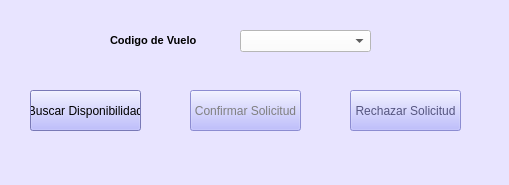
The window that Interfaces Aeropuerto/solicitudesPendientesVuelos.ui (vanesagustin98/Aerocamp) describes before a commit, drawn with Qt 5.
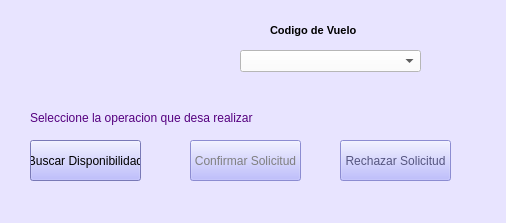
The same window after the commit. Icons and pictures are not drawn.

```diff
--- a/Interfaces Aeropuerto/solicitudesPendientesVuelos.ui
+++ b/Interfaces Aeropuerto/solicitudesPendientesVuelos.ui
@@ -9,8 +9,8 @@
    <rect>
     <x>0</x>
     <y>0</y>
-    <width>509</width>
-    <height>185</height>
+    <width>506</width>
+    <height>223</height>
    </rect>
   </property>
   <property name="minimumSize">
@@ -450,8 +450,8 @@
    <widget class="QLabel" name="label">
     <property name="geometry">
      <rect>
-      <x>110</x>
-      <y>30</y>
+      <x>270</x>
+      <y>20</y>
       <width>91</width>
       <height>21</height>
      </rect>
@@ -471,8 +471,8 @@
     <property name="geometry">
      <rect>
       <x>240</x>
-      <y>30</y>
-      <width>131</width>
+      <y>50</y>
+      <width>181</width>
       <height>22</height>
      </rect>
     </property>
@@ -484,7 +484,7 @@
     <property name="geometry">
      <rect>
       <x>30</x>
-      <y>90</y>
+      <y>140</y>
       <width>111</width>
       <height>41</height>
      </rect>
@@ -918,7 +918,7 @@
     <property name="geometry">
      <rect>
       <x>190</x>
-      <y>90</y>
+      <y>140</y>
       <width>111</width>
       <height>41</height>
      </rect>
@@ -1351,8 +1351,8 @@
     </property>
     <property name="geometry">
      <rect>
-      <x>350</x>
-      <y>90</y>
+      <x>340</x>
+      <y>140</y>
       <width>111</width>
       <height>41</height>
      </rect>
@@ -1482,6 +1482,38 @@
      <string>Rechazar Solicitud</string>
     </property>
    </widget>
+   <widget class="QLabel" name="label_2">
+    <property name="geometry">
+     <rect>
+      <x>50</x>
+      <y>20</y>
+      <width>141</width>
+      <height>71</height>
+     </rect>
+    </property>
+    <property name="styleSheet">
+     <string notr="true">border-image: url(:/cct/iconoavion.jpg);</string>
+    </property>
+    <property name="text">
+     <string/>
+    </property>
+   </widget>
+   <widget class="QLabel" name="label_3">
+    <property name="geometry">
+     <rect>
+      <x>30</x>
+      <y>110</y>
+      <width>231</width>
+      <height>16</height>
+     </rect>
+    </property>
+    <property name="styleSheet">
+     <string notr="true">color: rgb(85, 0, 127);</string>
+    </property>
+    <property name="text">
+     <string>&lt;html&gt;&lt;head/&gt;&lt;body&gt;&lt;p&gt;&lt;span style=&quot; font-size:9pt;&quot;&gt;Seleccione la operacion que desa realizar&lt;/span&gt;&lt;/p&gt;&lt;/body&gt;&lt;/html&gt;</string>
+    </property>
+   </widget>
   </widget>
   <widget class="QStatusBar" name="statusbar"/>
  </widget>
```
Left out of the diff: 4 changed lines with no effect on the pictures.
